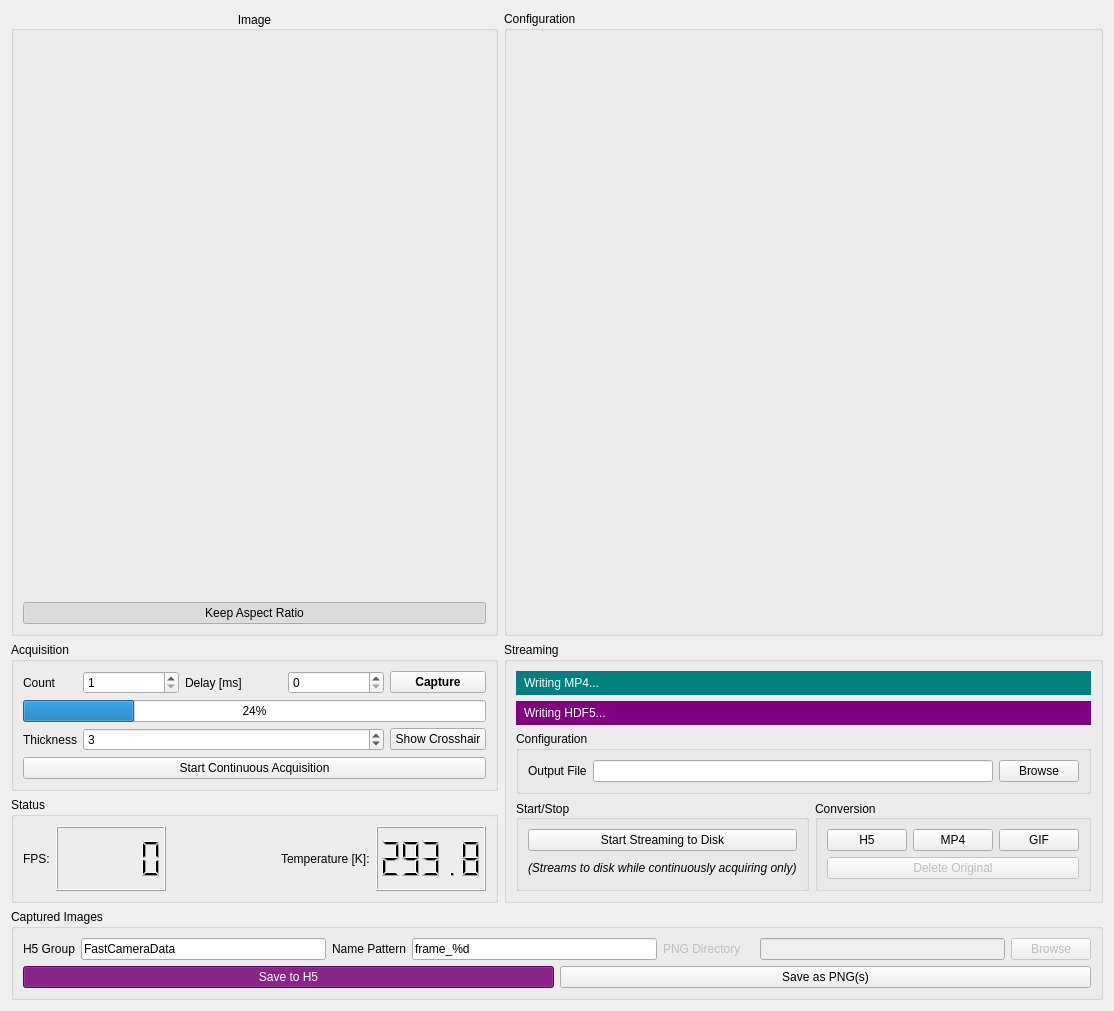
wdeacon/PyOpenLab, file nplab/instrument/camera/fastcamera/resources/fcgui.ui: the form before one commit.
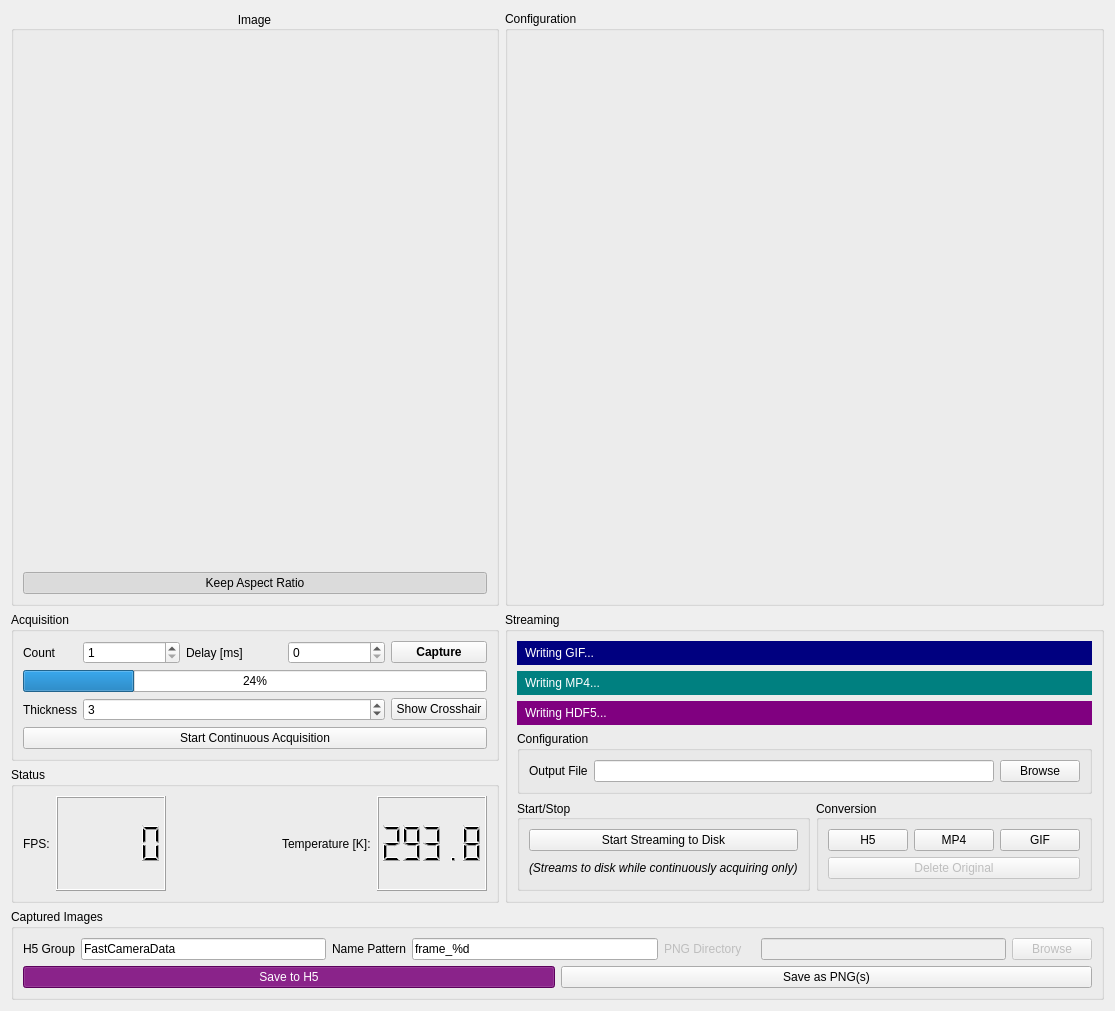
The form after the commit.

Diff of the .ui file:
```diff
--- a/nplab/instrument/camera/fastcamera/resources/fcgui.ui
+++ b/nplab/instrument/camera/fastcamera/resources/fcgui.ui
@@ -6,7 +6,7 @@
    <rect>
     <x>0</x>
     <y>0</y>
-    <width>1114</width>
+    <width>1115</width>
     <height>1011</height>
    </rect>
   </property>
@@ -375,7 +375,75 @@
       <string>Streaming</string>
      </property>
      <layout class="QGridLayout" name="gridLayout_5">
-      <item row="6" column="2" rowspan="3" colspan="2">
+      <item row="3" column="0" colspan="4">
+       <widget class="QGroupBox" name="groupBox_5">
+        <property name="sizePolicy">
+         <sizepolicy hsizetype="Expanding" vsizetype="Preferred">
+          <horstretch>1</horstretch>
+          <verstretch>0</verstretch>
+         </sizepolicy>
+        </property>
+        <property name="title">
+         <string>Configuration</string>
+        </property>
+        <layout class="QHBoxLayout" name="horizontalLayout_7">
+         <item>
+          <widget class="QLabel" name="label">
+           <property name="text">
+            <string>Output File</string>
+           </property>
+          </widget>
+         </item>
+         <item>
+          <widget class="QLineEdit" name="streamFile"/>
+         </item>
+         <item>
+          <widget class="QPushButton" name="streamBrowse">
+           <property name="text">
+            <string>Browse</string>
+           </property>
+          </widget>
+         </item>
+        </layout>
+       </widget>
+      </item>
+      <item row="2" column="0" colspan="4">
+       <widget class="QLabel" name="writingH5">
+        <property name="styleSheet">
+         <string notr="true">background: purple; padding: 5px; color: white;</string>
+        </property>
+        <property name="text">
+         <string>Writing HDF5...</string>
+        </property>
+       </widget>
+      </item>
+      <item row="10" column="3">
+       <spacer name="verticalSpacer">
+        <property name="orientation">
+         <enum>Qt::Vertical</enum>
+        </property>
+        <property name="sizeHint" stdset="0">
+         <size>
+          <width>20</width>
+          <height>0</height>
+         </size>
+        </property>
+       </spacer>
+      </item>
+      <item row="1" column="0" colspan="4">
+       <widget class="QLabel" name="writingMP4">
+        <property name="enabled">
+         <bool>true</bool>
+        </property>
+        <property name="styleSheet">
+         <string notr="true">background: teal; padding: 5px; color: white;</string>
+        </property>
+        <property name="text">
+         <string>Writing MP4...</string>
+        </property>
+       </widget>
+      </item>
+      <item row="7" column="2" rowspan="3" colspan="2">
        <widget class="QGroupBox" name="groupBox_3">
         <property name="sizePolicy">
          <sizepolicy hsizetype="Expanding" vsizetype="Preferred">
@@ -449,43 +517,7 @@
         </layout>
        </widget>
       </item>
-      <item row="9" column="3">
-       <spacer name="verticalSpacer">
-        <property name="orientation">
-         <enum>Qt::Vertical</enum>
-        </property>
-        <property name="sizeHint" stdset="0">
-         <size>
-          <width>20</width>
-          <height>0</height>
-         </size>
-        </property>
-       </spacer>
-      </item>
-      <item row="1" column="0" colspan="4">
-       <widget class="QLabel" name="writingH5">
-        <property name="styleSheet">
-         <string notr="true">background: purple; padding: 5px; color: white;</string>
-        </property>
-        <property name="text">
-         <string>Writing HDF5...</string>
-        </property>
-       </widget>
-      </item>
-      <item row="0" column="0" colspan="4">
-       <widget class="QLabel" name="writingMP4">
-        <property name="enabled">
-         <bool>true</bool>
-        </property>
-        <property name="styleSheet">
-         <string notr="true">background: teal; padding: 5px; color: white;</string>
-        </property>
-        <property name="text">
-         <string>Writing MP4...</string>
-        </property>
-       </widget>
-      </item>
-      <item row="6" column="0" rowspan="3" colspan="2">
+      <item row="7" column="0" rowspan="3" colspan="2">
        <widget class="QGroupBox" name="groupBox_4">
         <property name="sizePolicy">
          <sizepolicy hsizetype="Expanding" vsizetype="Preferred">
@@ -528,36 +560,17 @@
         </layout>
        </widget>
       </item>
-      <item row="2" column="0" colspan="4">
-       <widget class="QGroupBox" name="groupBox_5">
-        <property name="sizePolicy">
-         <sizepolicy hsizetype="Expanding" vsizetype="Preferred">
-          <horstretch>1</horstretch>
-          <verstretch>0</verstretch>
-         </sizepolicy>
+      <item row="0" column="0" colspan="4">
+       <widget class="QLabel" name="writingGIF">
+        <property name="enabled">
+         <bool>true</bool>
         </property>
-        <property name="title">
-         <string>Configuration</string>
+        <property name="styleSheet">
+         <string notr="true">background: navy; padding: 5px; color: white;</string>
         </property>
-        <layout class="QHBoxLayout" name="horizontalLayout_7">
-         <item>
-          <widget class="QLabel" name="label">
-           <property name="text">
-            <string>Output File</string>
-           </property>
-          </widget>
-         </item>
-         <item>
-          <widget class="QLineEdit" name="streamFile"/>
-         </item>
-         <item>
-          <widget class="QPushButton" name="streamBrowse">
-           <property name="text">
-            <string>Browse</string>
-           </property>
-          </widget>
-         </item>
-        </layout>
+        <property name="text">
+         <string>Writing GIF...</string>
+        </property>
        </widget>
       </item>
      </layout>
```
